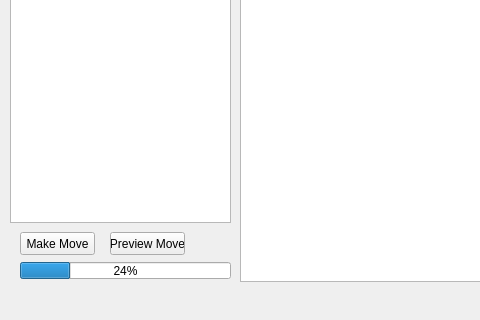
Above: minigo/MiniGo.ui from schibalt/minigo before the change; both pictures show x 0 to 480 and y 125 to 445 of the 633 by 445 pixel window. Below: the same form after it.
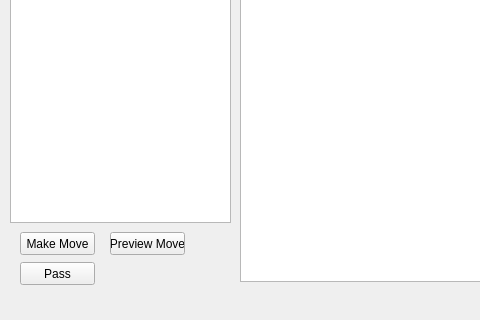
That is the form after the change.

```diff
--- a/minigo/MiniGo.ui
+++ b/minigo/MiniGo.ui
@@ -60,17 +60,17 @@
      </rect>
     </property>
    </widget>
-   <widget class="QProgressBar" name="progressBar">
+   <widget class="QPushButton" name="passButton">
     <property name="geometry">
      <rect>
       <x>20</x>
       <y>370</y>
-      <width>211</width>
-      <height>17</height>
+      <width>75</width>
+      <height>23</height>
      </rect>
     </property>
-    <property name="value">
-     <number>24</number>
+    <property name="text">
+     <string>Pass</string>
     </property>
    </widget>
   </widget>
```
